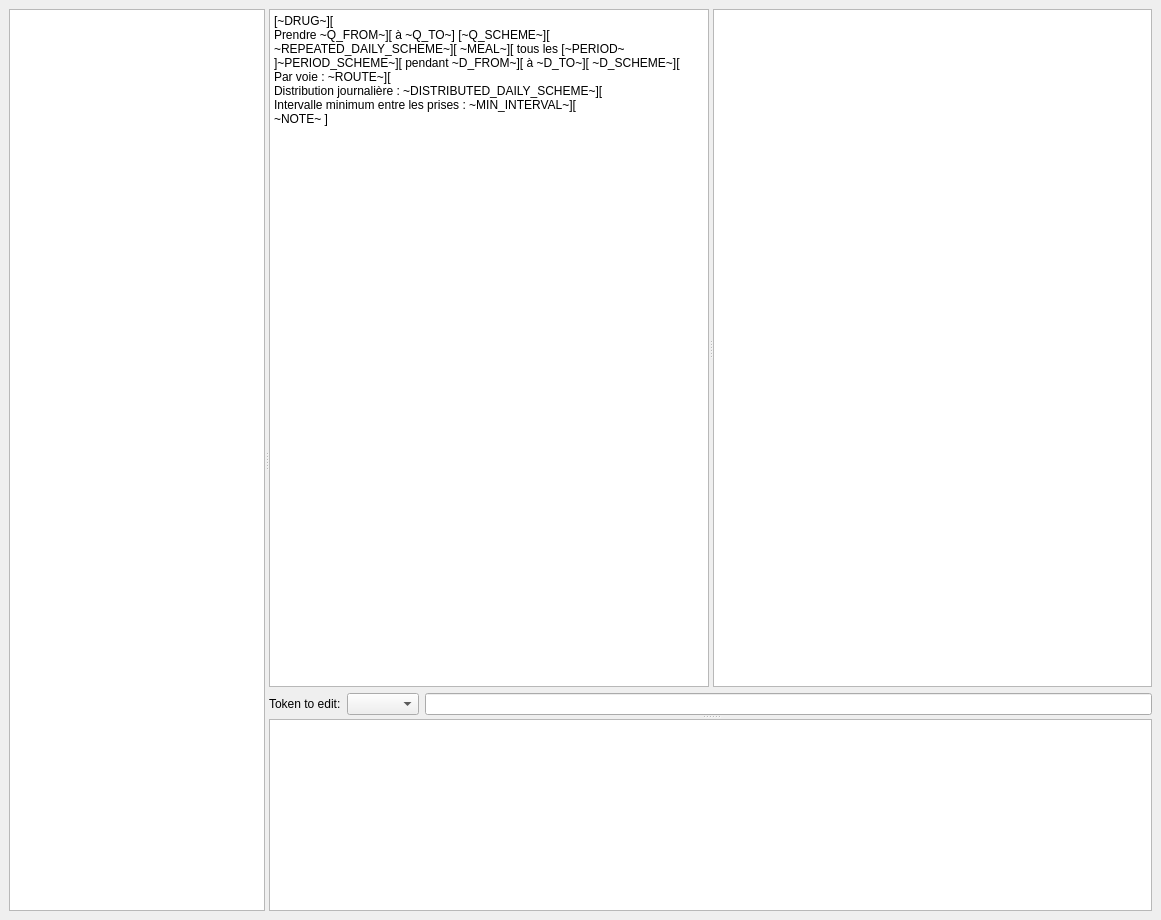
Above: freepad/plugins/mainwindowplugin/mainwindow.ui from FreeHealth/freehealth before the change. Below: the same form after it.
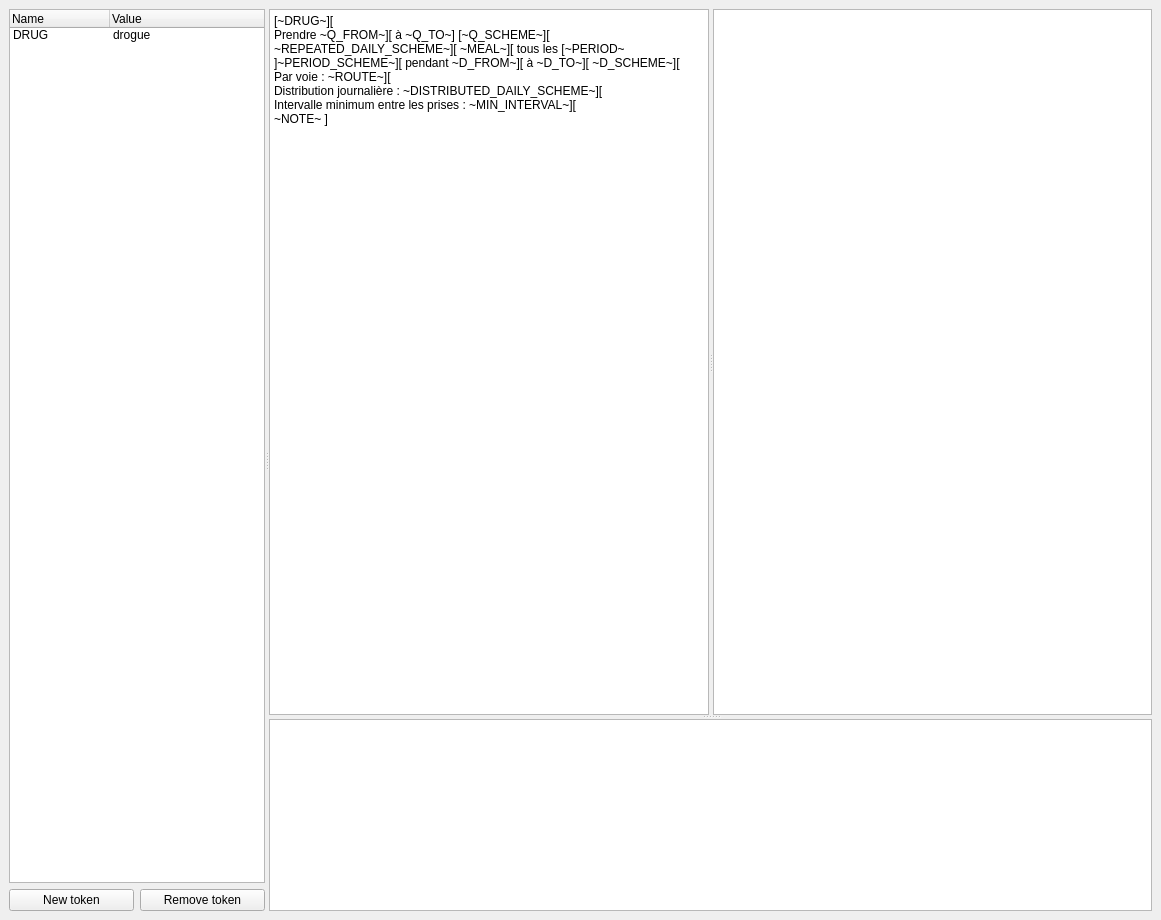
That is the form after the change.

Commit message: new layouting for tokens

The edit to the form file:
```diff
--- a/freepad/plugins/mainwindowplugin/mainwindow.ui
+++ b/freepad/plugins/mainwindowplugin/mainwindow.ui
@@ -11,7 +11,7 @@
    </rect>
   </property>
   <widget class="QWidget" name="centralwidget">
-   <layout class="QGridLayout" name="gridLayout_2">
+   <layout class="QGridLayout" name="gridLayout_3">
     <item row="0" column="0">
      <widget class="QSplitter" name="splitterMain">
       <property name="orientation">
@@ -20,13 +20,54 @@
       <property name="childrenCollapsible">
        <bool>false</bool>
       </property>
-      <widget class="QTreeView" name="tokensTreeView">
-       <property name="sizePolicy">
-        <sizepolicy hsizetype="Expanding" vsizetype="Expanding">
-         <horstretch>0</horstretch>
-         <verstretch>0</verstretch>
-        </sizepolicy>
-       </property>
+      <widget class="QWidget" name="">
+       <layout class="QGridLayout" name="gridLayout_2">
+        <item row="0" column="0" colspan="2">
+         <widget class="QTreeWidget" name="tokensTreeWidget">
+          <property name="sizePolicy">
+           <sizepolicy hsizetype="Expanding" vsizetype="Expanding">
+            <horstretch>0</horstretch>
+            <verstretch>0</verstretch>
+           </sizepolicy>
+          </property>
+          <property name="rootIsDecorated">
+           <bool>false</bool>
+          </property>
+          <column>
+           <property name="text">
+            <string>Name</string>
+           </property>
+          </column>
+          <column>
+           <property name="text">
+            <string>Value</string>
+           </property>
+          </column>
+          <item>
+           <property name="text">
+            <string>DRUG</string>
+           </property>
+           <property name="text">
+            <string>drogue</string>
+           </property>
+          </item>
+         </widget>
+        </item>
+        <item row="1" column="0">
+         <widget class="QPushButton" name="pushButtonAddToken">
+          <property name="text">
+           <string>New token</string>
+          </property>
+         </widget>
+        </item>
+        <item row="1" column="1">
+         <widget class="QPushButton" name="pushButtonRemoveToken">
+          <property name="text">
+           <string>Remove token</string>
+          </property>
+         </widget>
+        </item>
+       </layout>
       </widget>
       <widget class="QSplitter" name="splitterErrors">
        <property name="sizePolicy">
@@ -71,13 +112,13 @@
              <string>&lt;!DOCTYPE HTML PUBLIC &quot;-//W3C//DTD HTML 4.0//EN&quot; &quot;http://www.w3.org/TR/REC-html40/strict.dtd&quot;&gt;
 &lt;html&gt;&lt;head&gt;&lt;meta name=&quot;qrichtext&quot; content=&quot;1&quot; /&gt;&lt;style type=&quot;text/css&quot;&gt;
 p, li { white-space: pre-wrap; }
-&lt;/style&gt;&lt;/head&gt;&lt;body style=&quot; font-family:'Sans Serif'; font-size:9pt; font-weight:400; font-style:normal;&quot;&gt;
-&lt;p style=&quot; margin-top:0px; margin-bottom:0px; margin-left:0px; margin-right:0px; -qt-block-indent:0; text-indent:0px;&quot;&gt;[~DRUG~][&lt;/p&gt;
-&lt;p style=&quot; margin-top:0px; margin-bottom:0px; margin-left:0px; margin-right:0px; -qt-block-indent:0; text-indent:0px;&quot;&gt;Prendre ~Q_FROM~][ à ~Q_TO~] [~Q_SCHEME~][ ~REPEATED_DAILY_SCHEME~][ ~MEAL~][ tous les [~PERIOD~ ]~PERIOD_SCHEME~][ pendant ~D_FROM~][ à ~D_TO~][ ~D_SCHEME~][&lt;/p&gt;
-&lt;p style=&quot; margin-top:0px; margin-bottom:0px; margin-left:0px; margin-right:0px; -qt-block-indent:0; text-indent:0px;&quot;&gt;Par voie : ~ROUTE~][&lt;/p&gt;
-&lt;p style=&quot; margin-top:0px; margin-bottom:0px; margin-left:0px; margin-right:0px; -qt-block-indent:0; text-indent:0px;&quot;&gt;Distribution journalière : ~DISTRIBUTED_DAILY_SCHEME~][&lt;/p&gt;
-&lt;p style=&quot; margin-top:0px; margin-bottom:0px; margin-left:0px; margin-right:0px; -qt-block-indent:0; text-indent:0px;&quot;&gt;Intervalle minimum entre les prises : ~MIN_INTERVAL~][&lt;/p&gt;
-&lt;p style=&quot; margin-top:0px; margin-bottom:0px; margin-left:0px; margin-right:0px; -qt-block-indent:0; text-indent:0px;&quot;&gt;~NOTE~ ]&lt;/p&gt;&lt;/body&gt;&lt;/html&gt;</string>
+&lt;/style&gt;&lt;/head&gt;&lt;body style=&quot; font-family:'Ubuntu'; font-size:9pt; font-weight:400; font-style:normal;&quot;&gt;
+&lt;p style=&quot; margin-top:0px; margin-bottom:0px; margin-left:0px; margin-right:0px; -qt-block-indent:0; text-indent:0px;&quot;&gt;&lt;span style=&quot; font-family:'Sans Serif';&quot;&gt;[~DRUG~][&lt;/span&gt;&lt;/p&gt;
+&lt;p style=&quot; margin-top:0px; margin-bottom:0px; margin-left:0px; margin-right:0px; -qt-block-indent:0; text-indent:0px;&quot;&gt;&lt;span style=&quot; font-family:'Sans Serif';&quot;&gt;Prendre ~Q_FROM~][ à ~Q_TO~] [~Q_SCHEME~][ ~REPEATED_DAILY_SCHEME~][ ~MEAL~][ tous les [~PERIOD~ ]~PERIOD_SCHEME~][ pendant ~D_FROM~][ à ~D_TO~][ ~D_SCHEME~][&lt;/span&gt;&lt;/p&gt;
+&lt;p style=&quot; margin-top:0px; margin-bottom:0px; margin-left:0px; margin-right:0px; -qt-block-indent:0; text-indent:0px;&quot;&gt;&lt;span style=&quot; font-family:'Sans Serif';&quot;&gt;Par voie : ~ROUTE~][&lt;/span&gt;&lt;/p&gt;
+&lt;p style=&quot; margin-top:0px; margin-bottom:0px; margin-left:0px; margin-right:0px; -qt-block-indent:0; text-indent:0px;&quot;&gt;&lt;span style=&quot; font-family:'Sans Serif';&quot;&gt;Distribution journalière : ~DISTRIBUTED_DAILY_SCHEME~][&lt;/span&gt;&lt;/p&gt;
+&lt;p style=&quot; margin-top:0px; margin-bottom:0px; margin-left:0px; margin-right:0px; -qt-block-indent:0; text-indent:0px;&quot;&gt;&lt;span style=&quot; font-family:'Sans Serif';&quot;&gt;Intervalle minimum entre les prises : ~MIN_INTERVAL~][&lt;/span&gt;&lt;/p&gt;
+&lt;p style=&quot; margin-top:0px; margin-bottom:0px; margin-left:0px; margin-right:0px; -qt-block-indent:0; text-indent:0px;&quot;&gt;&lt;span style=&quot; font-family:'Sans Serif';&quot;&gt;~NOTE~ ]&lt;/span&gt;&lt;/p&gt;&lt;/body&gt;&lt;/html&gt;</string>
             </property>
            </widget>
            <widget class="QTextEdit" name="previewTextEdit">
@@ -90,23 +131,6 @@
            </widget>
           </widget>
          </item>
-         <item row="1" column="0">
-          <layout class="QHBoxLayout" name="horizontalLayout">
-           <item>
-            <widget class="QLabel" name="labelToken">
-             <property name="text">
-              <string>Token to edit:</string>
-             </property>
-            </widget>
-           </item>
-           <item>
-            <widget class="QComboBox" name="comboBoxToken"/>
-           </item>
-           <item>
-            <widget class="QLineEdit" name="lineEditToken"/>
-           </item>
-          </layout>
-         </item>
         </layout>
        </widget>
        <widget class="QListWidget" name="listWidgetErrors"/>
```
